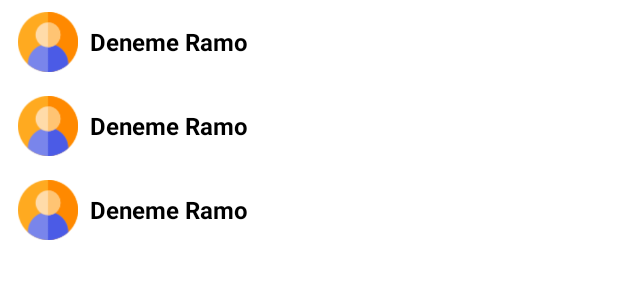
After one commit to Yusufsefa/hackathon_chat_app, an Android app: the layout fragment_users.xml on its own in the app's theme, with its tools: preview values and no code run, on a phone screen of 412 x 824 dp. The commit adds this screen. Shown: the top 300 px of the screen. Run offline under Robolectric (Android 15) with nearby library versions, the phone set to English and light mode, and no system bars.

Commit message:
Improvement login register. List all users fragment

```diff
--- a/app/build.gradle
+++ b/app/build.gradle
@@ -55,5 +55,8 @@ dependencies {
 
     implementation "org.jetbrains.kotlinx:kotlinx-coroutines-android:1.4.3"
     implementation "org.jetbrains.kotlinx:kotlinx-coroutines-core:1.4.3"
+    implementation 'com.google.firebase:firebase-database-ktx'
+
+    implementation 'com.github.ramazanogunc:Android-Sweet-Recycler-Adapter:2.0.2'
 
 }
--- a/app/src/main/AndroidManifest.xml
+++ b/app/src/main/AndroidManifest.xml
@@ -1,6 +1,8 @@
 <?xml version="1.0" encoding="utf-8"?>
 <manifest xmlns:android="http://schemas.android.com/apk/res/android"
     package="com.yyusufsefa.hackathon_chat_app">
+
+    <uses-permission android:name="android.permission.INTERNET"/>
 
     <application
         android:allowBackup="true"
--- a/app/src/main/res/layout/fragment_login.xml
+++ b/app/src/main/res/layout/fragment_login.xml
@@ -51,6 +51,7 @@
             android:layout_width="match_parent"
             android:layout_height="wrap_content"
             android:layout_marginTop="40dp"
+            android:onClick=""
             android:text="Sign In"
             app:layout_constraintTop_toBottomOf="@id/txt_input_login_password" />
 
--- /dev/null
+++ b/app/src/main/res/layout/fragment_users.xml
@@ -0,0 +1,20 @@
+<?xml version="1.0" encoding="utf-8"?>
+
+<layout xmlns:android="http://schemas.android.com/apk/res/android"
+    xmlns:app="http://schemas.android.com/apk/res-auto"
+    xmlns:tools="http://schemas.android.com/tools">
+
+    <LinearLayout
+        android:layout_width="match_parent"
+        android:layout_height="match_parent"
+        android:orientation="vertical"
+        tools:context=".ui.main.HomeFragment">
+
+       <androidx.recyclerview.widget.RecyclerView
+           android:id="@+id/recycler_view"
+           android:layout_width="match_parent"
+           android:layout_height="match_parent"
+           tools:listitem="@layout/item_user"
+           app:layoutManager="androidx.recyclerview.widget.LinearLayoutManager"/>
+    </LinearLayout>
+</layout>
--- /dev/null
+++ b/app/src/main/res/layout/item_user.xml
@@ -0,0 +1,26 @@
+<?xml version="1.0" encoding="utf-8"?>
+<LinearLayout xmlns:android="http://schemas.android.com/apk/res/android"
+    android:layout_width="match_parent"
+    android:layout_height="wrap_content"
+    android:paddingHorizontal="12dp"
+    android:paddingVertical="8dp">
+
+    <ImageView
+        android:layout_width="40dp"
+        android:layout_height="40dp"
+        android:layout_gravity="center_vertical"
+        android:src="@drawable/user"/>
+
+    <androidx.appcompat.widget.AppCompatTextView
+        android:id="@+id/txt_name"
+        android:layout_width="match_parent"
+        android:layout_height="wrap_content"
+        android:textSize="16sp"
+        android:textColor="@color/black"
+        android:layout_marginLeft="8dp"
+        android:layout_gravity="center_vertical"
+        android:text="Deneme Ramo"
+        android:textStyle="bold"
+        />
+
+</LinearLayout>
--- a/app/src/main/res/values/colors.xml
+++ b/app/src/main/res/values/colors.xml
@@ -6,5 +6,6 @@
     <color name="teal_200">#FF03DAC5</color>
     <color name="teal_700">#FF018786</color>
     <color name="black">#FF000000</color>
+    <color name="gray">#818181</color>
     <color name="white">#FFFFFFFF</color>
 </resources>
--- a/settings.gradle
+++ b/settings.gradle
@@ -4,6 +4,7 @@ dependencyResolutionManagement {
         google()
         mavenCentral()
         jcenter() // Warning: this repository is going to shut down soon
+        maven { url 'https://jitpack.io' }
     }
 }
 rootProject.name = "Hackathon_Chat_App"
```
Also changed, not shown: app/src/main/java/com/yyusufsefa/hackathon_chat_app/data/model/User.kt (+15 -5 lines), app/src/main/java/com/yyusufsefa/hackathon_chat_app/ui/auth/login/LoginFragment.kt (+24 -0 lines), app/src/main/java/com/yyusufsefa/hackathon_chat_app/ui/auth/signUp/SignUpFragment.kt (+16 -4 lines), app/src/main/java/com/yyusufsefa/hackathon_chat_app/ui/auth/signUp/SignUpViewModel.kt (+13 -2 lines), app/src/main/java/com/yyusufsefa/hackathon_chat_app/ui/main/HomeFragment.kt (added, +27 -0 lines), app/src/main/java/com/yyusufsefa/hackathon_chat_app/ui/main/HomeFragmentStateAdapter.kt (added, +27 -0 lines), app/src/main/java/com/yyusufsefa/hackathon_chat_app/ui/main/users/UsersFragment.kt (added, +43 -0 lines), app/src/main/java/com/yyusufsefa/hackathon_chat_app/ui/main/users/UsersViewModel.kt (added, +41 -0 lines), app/src/main/res/layout/fragment_home.xml (added, +29 -0 lines), app/src/main/res/navigation/nav_graph.xml (+12 -1 lines), app/src/main/res/values/styles.xml (added, +8 -0 lines), app/src/main/res/drawable/user.png (added).
